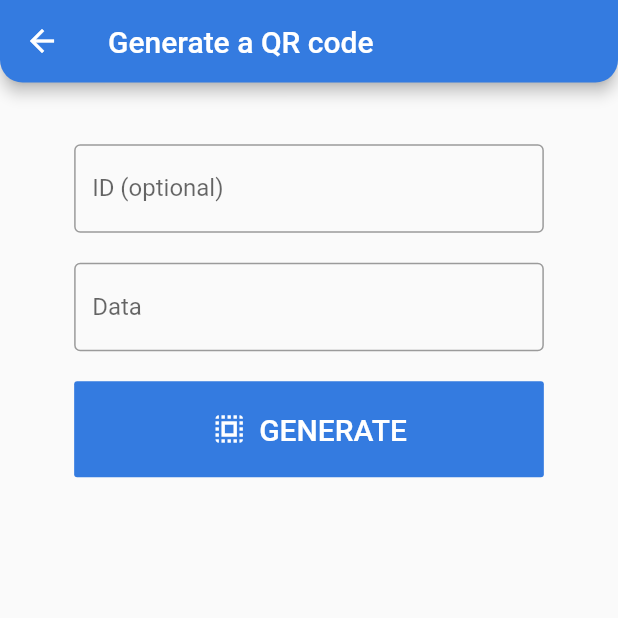
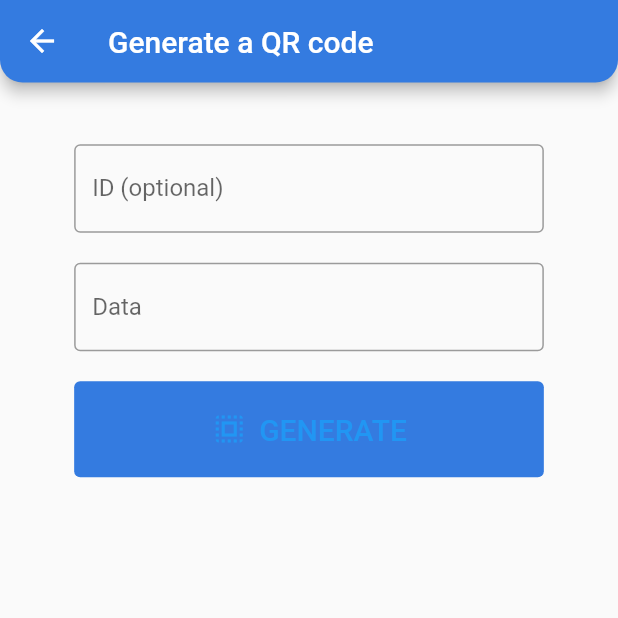
Before and after one commit to Nuxify/flirt, a Flutter app: the GenerateScreen screen opened by its route, on a phone screen of 412 x 824 dp, the top half of it. Run offline on Flutter 3.47's test engine with Material 2 defaults, Android fonts, the phone set to English and light mode, and no system bars; our stand-ins replace bloc, flutter_bloc, qr_flutter; missing offline and left inert: qr_code_scanner; generated files the repository leaves out were written again.

Commit message:
chore: upgrade deprected widgets (wip)

```diff
--- a/lib/module/record/interfaces/screens/generate/generate_screen.dart
+++ b/lib/module/record/interfaces/screens/generate/generate_screen.dart
@@ -45,7 +45,7 @@ class _GenerateScreenState extends State<GenerateScreen> {
       data: _dataTextController.text,
     );
     context.read<RecordCubit>().recordData(payload);
-    Scaffold.of(context).hideCurrentSnackBar();
+    ScaffoldMessenger.of(context).hideCurrentSnackBar();
   }
 
   @override
@@ -89,7 +89,7 @@ class _GenerateScreenState extends State<GenerateScreen> {
                   RecordState state,
                 ) {
                   if (state is RecordFailed) {
-                    Scaffold.of(context).showSnackBar(
+                    ScaffoldMessenger.of(context).showSnackBar(
                       SnackBar(
                         backgroundColor: _theme.errorColor,
                         content: Text('Error: ${state.message}'),
@@ -100,7 +100,7 @@ class _GenerateScreenState extends State<GenerateScreen> {
                     setState(() {
                       _generatedQRCode = state.recordResponse.id;
                     });
-                    Scaffold.of(context).showSnackBar(
+                    ScaffoldMessenger.of(context).showSnackBar(
                       SnackBar(
                         duration: const Duration(seconds: 120),
                         backgroundColor: Colors.green,
@@ -124,21 +124,27 @@ class _GenerateScreenState extends State<GenerateScreen> {
                       final String buttonText = (state is RecordLoading)
                           ? 'GENERATING...'
                           : 'GENERATE';
-                      return FlatButton.icon(
-                        textColor: Colors.white,
+                      return TextButton.icon(
+                        style: ButtonStyle(
+                          padding: MaterialStateProperty.all(
+                            const EdgeInsets.symmetric(
+                              vertical: 20,
+                            ),
+                          ),
+                          backgroundColor:
+                              MaterialStateProperty.all(_theme.primaryColor),
+                        ),
                         icon: const Icon(
                           Icons.select_all,
                         ),
-                        label: Text(buttonText,
-                            style: const TextStyle(fontSize: 20.0)),
-                        padding: const EdgeInsets.symmetric(
-                          vertical: 20,
+                        label: Text(
+                          buttonText,
+                          style: const TextStyle(fontSize: 20.0),
                         ),
                         onPressed:
                             (state is RecordLoading || state is RecordSuccess)
                                 ? null
                                 : () => _generateQRCode(context),
-                        color: _theme.primaryColor,
                       );
                     },
                   ),
```
